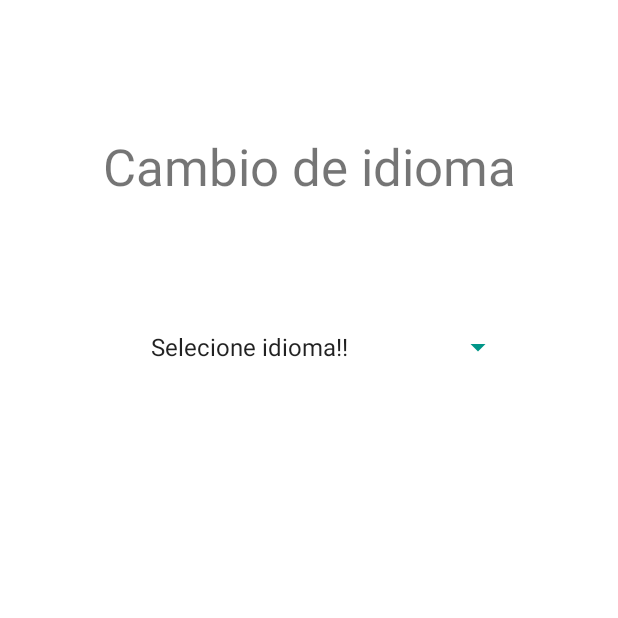
After one commit to Racriberny/LaCasaNostraAPKFinalBueno, an Android app: the SettingActivity screen opened directly, with no data from a screen before it, on a phone screen of 412 x 824 dp, the top half of it. The commit adds this screen. Run offline under Robolectric (Android 15) with nearby library versions, the phone set to English and light mode, and no system bars.

Commit message:
Cambio de idioma!

```diff
--- a/app/src/main/AndroidManifest.xml
+++ b/app/src/main/AndroidManifest.xml
@@ -6,11 +6,12 @@
         android:allowBackup="true"
         android:dataExtractionRules="@xml/data_extraction_rules"
         android:fullBackupContent="@xml/backup_rules"
-        android:icon="@mipmap/ic_launcher"
+        android:icon="@drawable/logo"
         android:label="@string/app_name"
         android:supportsRtl="true"
         android:theme="@style/Theme.LaCasaNostraAPK"
         tools:targetApi="31">
+        <activity android:name=".activitys.SettingActivity" />
         <activity
             android:name=".MainActivity"
             android:exported="true">
--- /dev/null
+++ b/app/src/main/java/com/cristobalbernal/lacasanostraapk/activitys/SettingActivity.java
@@ -0,0 +1,67 @@
+package com.cristobalbernal.lacasanostraapk.activitys;
+
+import android.content.Intent;
+import android.content.res.Configuration;
+import android.content.res.Resources;
+import android.os.Bundle;
+import android.view.View;
+import android.widget.AdapterView;
+import android.widget.ArrayAdapter;
+import android.widget.Spinner;
+import android.widget.Switch;
+
+import androidx.annotation.Nullable;
+import androidx.appcompat.app.AppCompatActivity;
+
+import com.cristobalbernal.lacasanostraapk.MainActivity;
+import com.cristobalbernal.lacasanostraapk.R;
+
+import java.util.Locale;
+
+public class SettingActivity extends AppCompatActivity {
+    private static final String[] lenguaje = {"Selecione idioma!!", "Castellano", "Ingles"};
+
+    @Override
+    protected void onCreate(@Nullable Bundle savedInstanceState) {
+        super.onCreate(savedInstanceState);
+        setContentView(R.layout.settingactivity);
+
+        Spinner spinner = findViewById(R.id.spinner);
+
+        ArrayAdapter<String> stringArrayAdapter = new ArrayAdapter<>(SettingActivity.this, android.R.layout.simple_spinner_item, lenguaje);
+        stringArrayAdapter.setDropDownViewResource(android.R.layout.simple_spinner_dropdown_item);
+        spinner.setAdapter(stringArrayAdapter);
+        spinner.setSelection(0);
+        spinner.setOnItemSelectedListener(new AdapterView.OnItemSelectedListener() {
+            @Override
+            public void onItemSelected(AdapterView<?> parent, View view, int position, long id) {
+                String posicion = parent.getItemAtPosition(position).toString();
+                if (posicion.equals("Ingles")) {
+                    setLocal(SettingActivity.this, "en");
+                    finish();
+                    startActivity(new Intent(SettingActivity.this, MainActivity.class));
+
+                } else if (posicion.equals("Castellano")) {
+                    setLocal(SettingActivity.this, "es");
+                    finish();
+                    startActivity(new Intent(SettingActivity.this, MainActivity.class));
+                }
+            }
+
+
+            @Override
+            public void onNothingSelected(AdapterView<?> parent) {
+
+            }
+        });
+    }
+    private void setLocal(SettingActivity settingActivity, String lenguaje) {
+        Locale locale = new Locale(lenguaje);
+        locale.setDefault(locale);
+        Resources resources = settingActivity.getResources();
+        Configuration configuration = resources.getConfiguration();
+        configuration.setLocale(locale);
+        resources.updateConfiguration(configuration,resources.getDisplayMetrics());
+    }
+
+}
--- /dev/null
+++ b/app/src/main/res/drawable/baseline_restaurant_menu_24.xml
@@ -0,0 +1,5 @@
+<vector android:height="24dp" android:tint="#000000"
+    android:viewportHeight="24" android:viewportWidth="24"
+    android:width="24dp" xmlns:android="http://schemas.android.com/apk/res/android">
+    <path android:fillColor="@android:color/white" android:pathData="M8.1,13.34l2.83,-2.83L3.91,3.5c-1.56,1.56 -1.56,4.09 0,5.66l4.19,4.18zM14.88,11.53c1.53,0.71 3.68,0.21 5.27,-1.38 1.91,-1.91 2.28,-4.65 0.81,-6.12 -1.46,-1.46 -4.2,-1.1 -6.12,0.81 -1.59,1.59 -2.09,3.74 -1.38,5.27L3.7,19.87l1.41,1.41L12,14.41l6.88,6.88 1.41,-1.41L13.41,13l1.47,-1.47z"/>
+</vector>
--- /dev/null
+++ b/app/src/main/res/drawable/ic_menu_menu.xml
@@ -0,0 +1,5 @@
+<vector android:height="24dp" android:tint="#000000"
+    android:viewportHeight="24" android:viewportWidth="24"
+    android:width="24dp" xmlns:android="http://schemas.android.com/apk/res/android">
+    <path android:fillColor="@android:color/white" android:pathData="M8.1,13.34l2.83,-2.83L3.91,3.5c-1.56,1.56 -1.56,4.09 0,5.66l4.19,4.18zM14.88,11.53c1.53,0.71 3.68,0.21 5.27,-1.38 1.91,-1.91 2.28,-4.65 0.81,-6.12 -1.46,-1.46 -4.2,-1.1 -6.12,0.81 -1.59,1.59 -2.09,3.74 -1.38,5.27L3.7,19.87l1.41,1.41L12,14.41l6.88,6.88 1.41,-1.41L13.41,13l1.47,-1.47z"/>
+</vector>
--- a/app/src/main/res/layout/fragment_home.xml
+++ b/app/src/main/res/layout/fragment_home.xml
@@ -10,10 +10,12 @@
         android:layout_width="wrap_content"
         android:layout_height="wrap_content"
         android:layout_marginTop="119dp"
-        android:text="Bienvenido A La Casa Nostra"
+        android:text="@string/bienvenido_a_la_casa_nostra"
         android:textAlignment="center"
         android:textSize="34sp"
         app:layout_constraintEnd_toEndOf="parent"
         app:layout_constraintStart_toStartOf="parent"
         app:layout_constraintTop_toTopOf="parent" />
+
+
 </androidx.constraintlayout.widget.ConstraintLayout>
--- /dev/null
+++ b/app/src/main/res/layout/settingactivity.xml
@@ -0,0 +1,36 @@
+<?xml version="1.0" encoding="utf-8"?>
+<androidx.constraintlayout.widget.ConstraintLayout xmlns:android="http://schemas.android.com/apk/res/android"
+    xmlns:app="http://schemas.android.com/apk/res-auto"
+    xmlns:tools="http://schemas.android.com/tools"
+    android:layout_width="match_parent"
+    android:layout_height="match_parent">
+
+
+    <TextView
+        android:id="@+id/textView"
+        android:layout_width="match_parent"
+        android:layout_height="wrap_content"
+        android:layout_marginTop="88dp"
+        android:text="Cambio de idioma"
+        android:textAlignment="center"
+        android:textSize="34sp"
+        app:layout_constraintEnd_toEndOf="parent"
+        app:layout_constraintHorizontal_bias="0.0"
+        app:layout_constraintStart_toStartOf="parent"
+        app:layout_constraintTop_toTopOf="parent" />
+
+    <Spinner
+        android:id="@+id/spinner"
+        android:layout_width="250dp"
+        android:layout_height="60dp"
+        android:layout_marginTop="68dp"
+        android:backgroundTint="#009688"
+        android:dropDownSelector="@drawable/ic_launcher_background"
+        app:layout_constraintEnd_toEndOf="parent"
+        app:layout_constraintHorizontal_bias="0.571"
+        app:layout_constraintStart_toStartOf="parent"
+        app:layout_constraintTop_toBottomOf="@+id/textView"
+        tools:ignore="MissingConstraints" />
+
+
+</androidx.constraintlayout.widget.ConstraintLayout>
--- a/app/src/main/res/menu/main.xml
+++ b/app/src/main/res/menu/main.xml
@@ -4,5 +4,6 @@
     <item
         android:id="@+id/action_settings"
         android:orderInCategory="100"
-        app:showAsAction="never"/>
+        android:title="Configuracion"
+        app:showAsAction="never" />
 </menu>
--- a/app/src/main/res/values/colors.xml
+++ b/app/src/main/res/values/colors.xml
@@ -7,4 +7,6 @@
     <color name="teal_700">#FF018786</color>
     <color name="black">#FF000000</color>
     <color name="white">#FFFFFFFF</color>
+    <color name="botones">#a65a05</color>
+    <color name="fondo">#e37c07</color>
 </resources>
--- a/app/src/main/res/values/strings.xml
+++ b/app/src/main/res/values/strings.xml
@@ -2,4 +2,5 @@
     <string name="app_name">LaCasaNostra</string>
     <string name="navigation_drawer_open" />
     <string name="navigation_drawer_close" />
+    <string name="bienvenido_a_la_casa_nostra">Bienvenido A La Casa Nostra</string>
 </resources>
```
Also changed, not shown: app/src/main/java/com/cristobalbernal/lacasanostraapk/Fragment_Registrar.java (deleted, +0 -9 lines), app/src/main/java/com/cristobalbernal/lacasanostraapk/MainActivity.java (+14 -12 lines), app/src/main/res/drawable/ic_menu_home.xml (added, +22 -0 lines), app/src/main/res/layout/fragment_registrar.xml (deleted, +0 -19 lines), app/src/main/res/menu/activity_main_drawer.xml (+3 -5 lines), 1 other file.
